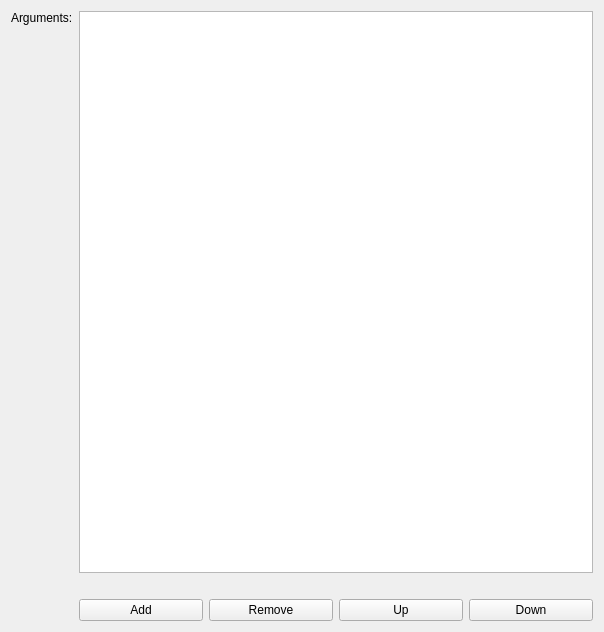
The window that src/brickv/plugin_system/plugins/red/ui/new_program_arguments.ui (Tinkerforge/brickv) describes before a commit, drawn with Qt 5.
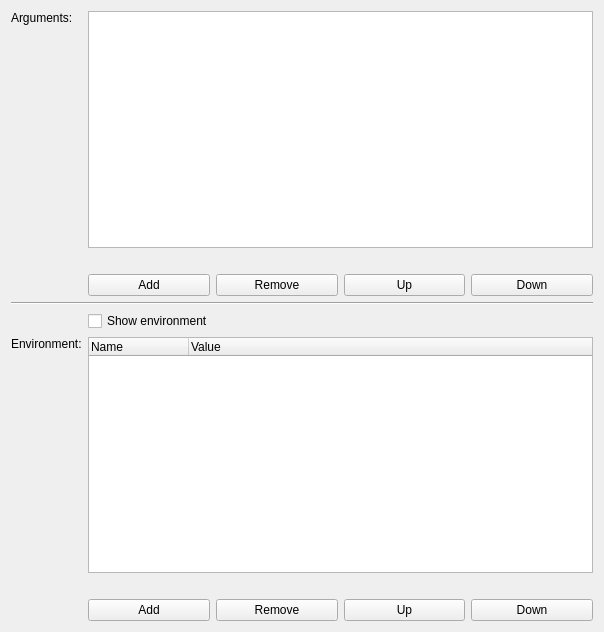
The same window after the commit.

Commit message: red-brick/npw: Add environment editor to arguments page

```diff
--- a/src/brickv/plugin_system/plugins/red/ui/new_program_arguments.ui
+++ b/src/brickv/plugin_system/plugins/red/ui/new_program_arguments.ui
@@ -77,6 +77,82 @@
        </property>
       </widget>
      </item>
+     <item row="4" column="1" colspan="4">
+      <widget class="QCheckBox" name="check_show_environment">
+       <property name="text">
+        <string>Show environment</string>
+       </property>
+      </widget>
+     </item>
+     <item row="3" column="0" colspan="5">
+      <widget class="Line" name="line">
+       <property name="orientation">
+        <enum>Qt::Horizontal</enum>
+       </property>
+      </widget>
+     </item>
+     <item row="5" column="1" colspan="4">
+      <widget class="QTreeWidget" name="tree_environment">
+       <property name="rootIsDecorated">
+        <bool>false</bool>
+       </property>
+       <column>
+        <property name="text">
+         <string>Name</string>
+        </property>
+       </column>
+       <column>
+        <property name="text">
+         <string>Value</string>
+        </property>
+       </column>
+      </widget>
+     </item>
+     <item row="5" column="0">
+      <widget class="QLabel" name="label_environment">
+       <property name="text">
+        <string>Environment:</string>
+       </property>
+       <property name="alignment">
+        <set>Qt::AlignLeading|Qt::AlignLeft|Qt::AlignTop</set>
+       </property>
+      </widget>
+     </item>
+     <item row="6" column="1" colspan="4">
+      <widget class="QLabel" name="label_environment_help">
+       <property name="text">
+        <string>&lt;help-placeholder&gt;</string>
+       </property>
+      </widget>
+     </item>
+     <item row="7" column="1">
+      <widget class="QPushButton" name="button_add_environment_variable">
+       <property name="text">
+        <string>Add</string>
+       </property>
+      </widget>
+     </item>
+     <item row="7" column="2">
+      <widget class="QPushButton" name="button_remove_environment_variable">
+       <property name="text">
+        <string>Remove</string>
+       </property>
+      </widget>
+     </item>
+     <item row="7" column="3">
+      <widget class="QPushButton" name="button_up_environment_variable">
+       <property name="text">
+        <string>Up</string>
+       </property>
+      </widget>
+     </item>
+     <item row="7" column="4">
+      <widget class="QPushButton" name="button_down_environment_variable">
+       <property name="text">
+        <string>Down</string>
+       </property>
+      </widget>
+     </item>
     </layout>
    </item>
   </layout>
```
Left out of the diff: 6 changed lines with no effect on the pictures. The commit also changes 4 other files.
